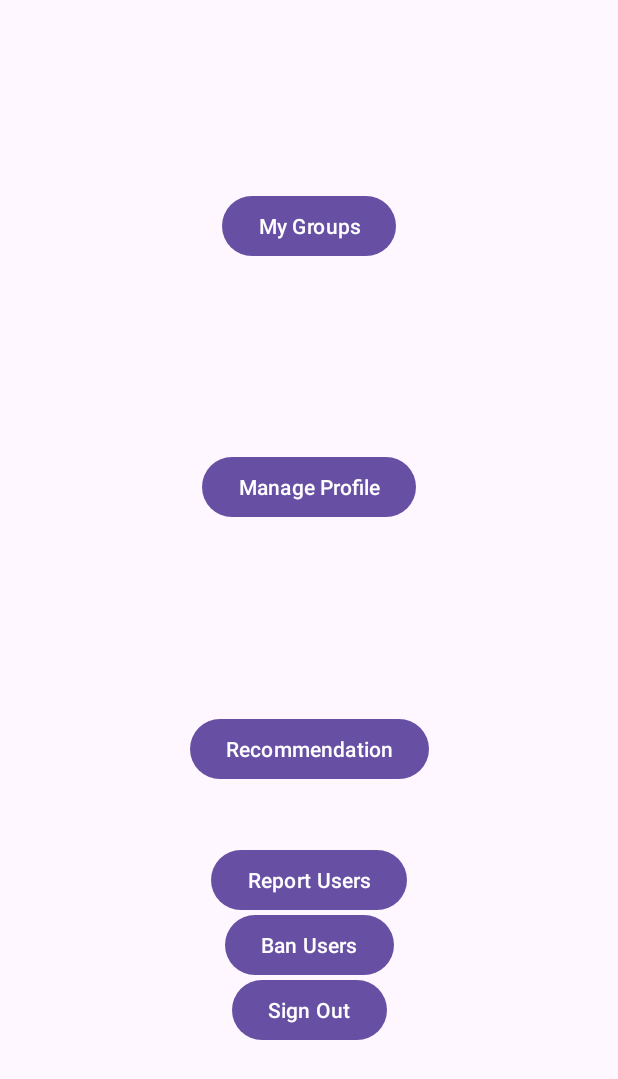
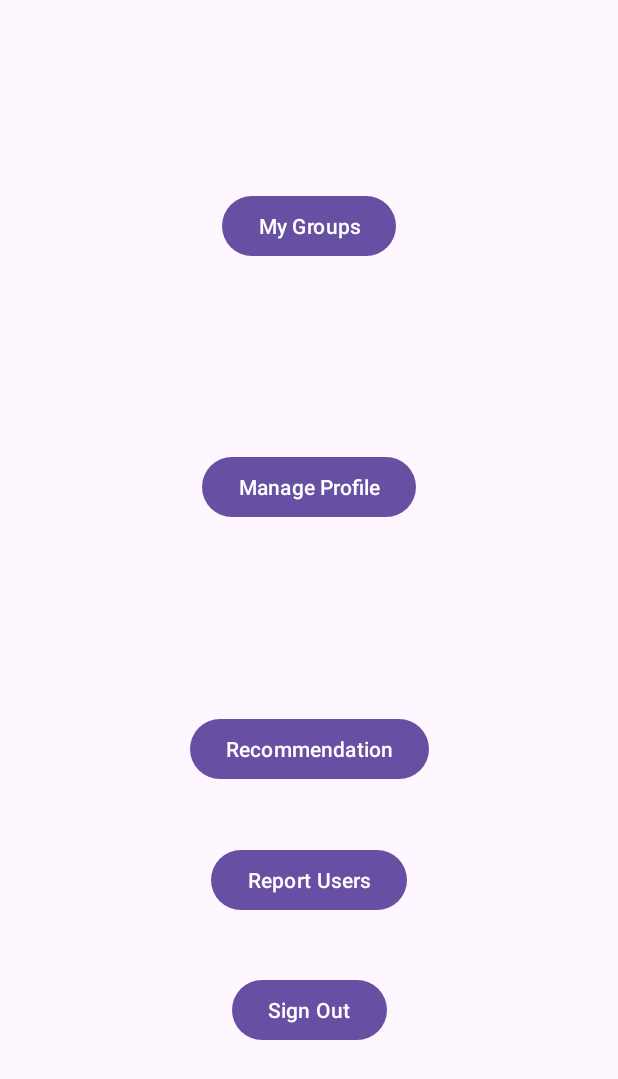
Before and after one commit to TrailBlazersInc/TrailBlazers, an Android app built with Jetpack Compose: the HomeActivity screen opened directly, with no data from a screen before it, on a phone screen of 412 x 824 dp. Shown: the top 1079 px of the screen. Run offline under Robolectric (Android 15) with nearby library versions, the phone set to English and light mode, and no system bars.

Commit message:
deleted ban user button

```diff
--- a/android_app/app/src/main/res/layout/activity_home.xml
+++ b/android_app/app/src/main/res/layout/activity_home.xml
@@ -59,14 +59,4 @@
         app:layout_constraintStart_toStartOf="parent"
         app:layout_constraintTop_toBottomOf="@+id/recommendationButton" />
 
-    <Button
-        android:id="@+id/banUsersButton"
-        android:layout_width="wrap_content"
-        android:layout_height="wrap_content"
-        android:text="@string/ban_users"
-        app:layout_constraintBottom_toTopOf="@+id/signOutButton"
-        app:layout_constraintEnd_toEndOf="parent"
-        app:layout_constraintStart_toStartOf="parent"
-        app:layout_constraintTop_toBottomOf="@+id/reportUsersButton" />
-
 </androidx.constraintlayout.widget.ConstraintLayout>
```
Also changed, not shown: android_app/app/src/main/java/com/example/cpen321project/HomeActivity.kt (+0 -7 lines), 1 other file.
